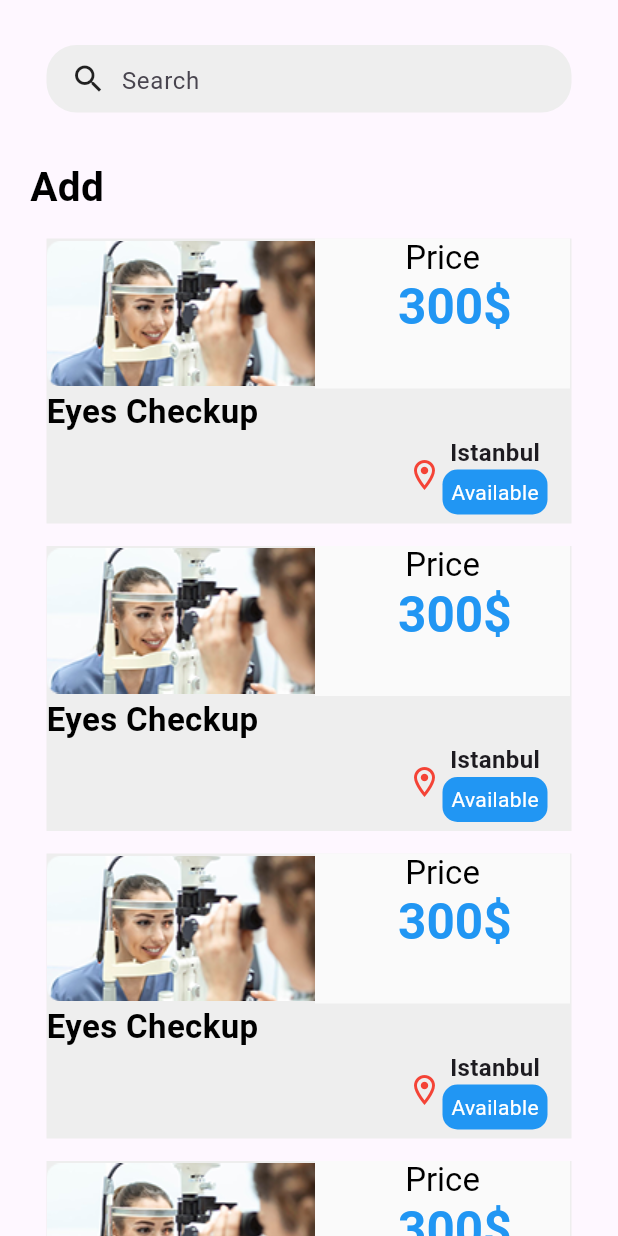
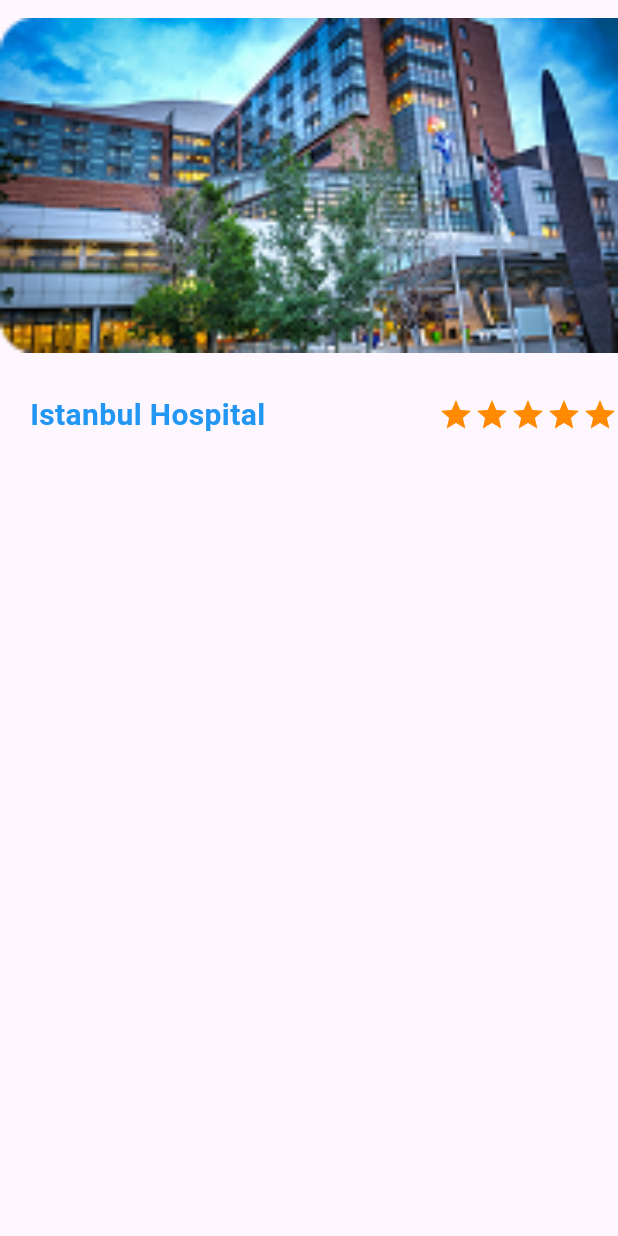
Before and after one commit to Ahmad163563/day3, a Flutter app: the screen it shows after launch, on a phone screen of 412 x 824 dp. Run offline on Flutter 3.47's test engine with Material 3 defaults, Android fonts, the phone set to English and light mode, and no system bars.

Commit message:
update time

```diff
--- a/lib/User_Side/Bottom_Screen/add_screen/add_screen.dart
+++ b/lib/User_Side/Bottom_Screen/add_screen/add_screen.dart
@@ -55,7 +55,7 @@ class _AddScreenState extends State<AddScreen> {
               Container(
                   height: 190,
                   width: 350,
-                  color: Colors.grey[200],
+                  color: Colors.grey[100],
                   child: Column(
                       children: [
                         Row(
@@ -125,7 +125,7 @@ class _AddScreenState extends State<AddScreen> {
               Container(
                   height: 190,
                   width: 350,
-                  color: Colors.grey[200],
+                  color: Colors.grey[100],
                   child: Column(
                       children: [
                         Row(
@@ -195,7 +195,7 @@ class _AddScreenState extends State<AddScreen> {
               Container(
                   height: 190,
                   width: 350,
-                  color: Colors.grey[200],
+                  color: Colors.grey[100],
                   child: Column(
                       children: [
                         Row(
@@ -265,7 +265,7 @@ class _AddScreenState extends State<AddScreen> {
               Container(
                   height: 190,
                   width: 350,
-                  color: Colors.grey[200],
+                  color: Colors.grey[100],
                   child: Column(
                       children: [
                         Row(
--- a/lib/User_Side/Dashboard/Dasshboard_Screen.dart
+++ b/lib/User_Side/Dashboard/Dasshboard_Screen.dart
@@ -1,3 +1,4 @@
+import 'package:day3/User_Side/Bottom_Screen/add_screen/add_screen.dart';
 import 'package:flutter/material.dart';
 
 class DashboardScreen extends StatefulWidget {
@@ -9,7 +10,9 @@ class DashboardScreen extends StatefulWidget {
 
 class _DasshboardScreenState extends State<DashboardScreen> {
   int selectedindex=0;
-
+  List pages=[
+    AddScreen()
+  ];
   @override
   Widget build(BuildContext context) {
     return Scaffold(
--- /dev/null
+++ b/lib/User_Side/click_hospital_screen/click_hospital_scree.dart
@@ -0,0 +1,46 @@
+import 'package:flutter/material.dart';
+
+class clickhospital extends StatefulWidget {
+  const clickhospital({super.key});
+
+  @override
+  State<clickhospital> createState() => _clickhospitalState();
+}
+
+class _clickhospitalState extends State<clickhospital> {
+  @override
+  Widget build(BuildContext context) {
+    double screenHeight = MediaQuery.of(context).size.height;
+
+    return Scaffold(
+        body: Column(
+      children: [
+        Container(
+          height: screenHeight * 0.3, // 50% of screen height
+          width: double.infinity,
+          child: Image.asset(
+            'assets/Rectangle 36.png', // replace with your image path
+            fit: BoxFit.contain,
+          ),
+        ),
+        SizedBox(height: 15,),
+        Row(
+          children: [
+            SizedBox(width: 20,),
+            Text('Istanbul Hospital',style: TextStyle(
+              fontWeight: FontWeight.w700,
+              fontSize: 20,
+              color: Colors.blue
+            ),),
+            Spacer(),
+            Icon(Icons.star,color: Color(0xffFF8A00),),
+            Icon(Icons.star,color: Color(0xffFF8A00),),
+            Icon(Icons.star,color: Color(0xffFF8A00),),
+            Icon(Icons.star,color: Color(0xffFF8A00),),
+            Icon(Icons.star,color: Color(0xffFF8A00),),
+          ],
+        )
+      ],
+    ));
+  }
+}
--- a/lib/main.dart
+++ b/lib/main.dart
@@ -5,6 +5,7 @@ import 'package:day3/User_Side/Login_Signup_Screen/Verification/Verification_Scr
 import 'package:day3/User_Side/Login_Signup_Screen/otp_screen/Otp_Screen.dart';
 import 'package:day3/User_Side/Login_Signup_Screen/register_screen/register_screen.dart';
 import 'package:day3/User_Side/Splash_Screen/splash-screen.dart';
+import 'package:day3/User_Side/click_hospital_screen/click_hospital_scree.dart';
 import 'package:flutter/material.dart';
 
 void main() {
@@ -24,7 +25,7 @@ class MyApp extends StatelessWidget {
         //colorScheme: ColorScheme.fromSeed(seedColor: Colors.deepPurple),
         //useMaterial3: true,
      // ),
-      home: AddScreen()//DashboardScreen()//VerificationScreen()//OtpScreen()//RegisterScreen()//LoginScreen()//SplashScreen()//const MyHomePage(title: 'Flutter Demo Home Page'),
+      home: clickhospital()//AddScreen()//DashboardScreen()//VerificationScreen()//OtpScreen()//RegisterScreen()//LoginScreen()//SplashScreen()//const MyHomePage(title: 'Flutter Demo Home Page'),
     );
   }
 }
```
